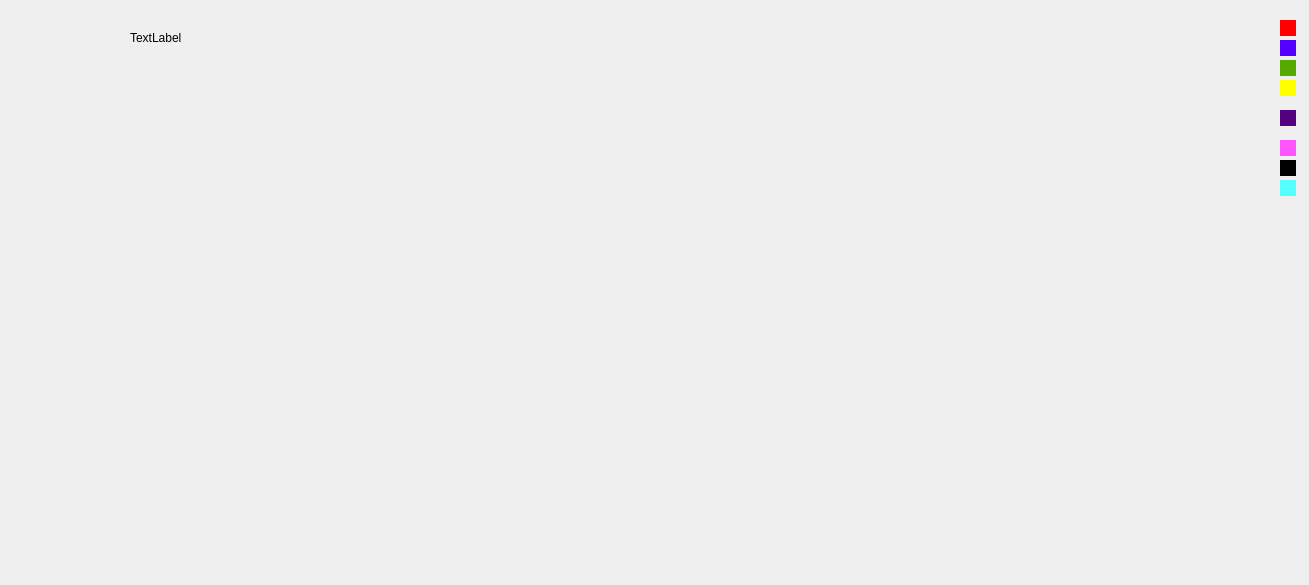
Old version of the form Game/board.ui in the repository BioBn/MonoPoly.
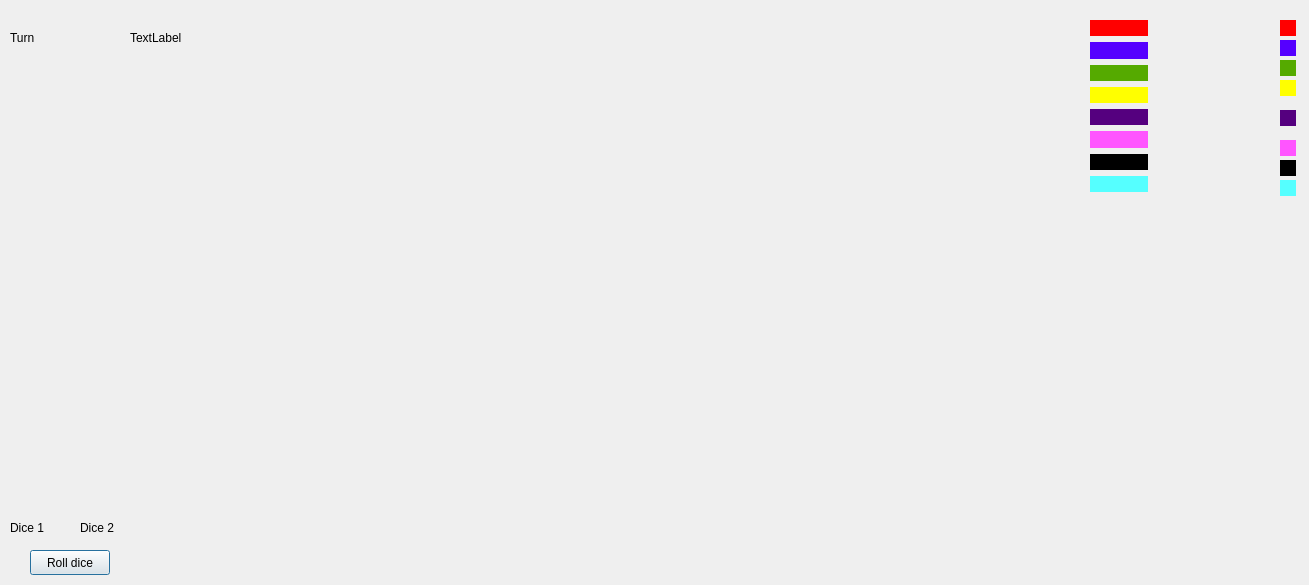
New version of the form.

```diff
--- a/Game/board.ui
+++ b/Game/board.ui
@@ -154,6 +154,223 @@
     <string/>
    </property>
   </widget>
+  <widget class="QPushButton" name="pushButton">
+   <property name="geometry">
+    <rect>
+     <x>30</x>
+     <y>550</y>
+     <width>80</width>
+     <height>25</height>
+    </rect>
+   </property>
+   <property name="text">
+    <string>Roll dice</string>
+   </property>
+  </widget>
+  <widget class="QLabel" name="turn">
+   <property name="geometry">
+    <rect>
+     <x>10</x>
+     <y>30</y>
+     <width>56</width>
+     <height>16</height>
+    </rect>
+   </property>
+   <property name="text">
+    <string>Turn</string>
+   </property>
+  </widget>
+  <widget class="QLabel" name="dice1">
+   <property name="geometry">
+    <rect>
+     <x>10</x>
+     <y>520</y>
+     <width>56</width>
+     <height>16</height>
+    </rect>
+   </property>
+   <property name="text">
+    <string>Dice 1</string>
+   </property>
+  </widget>
+  <widget class="QLabel" name="dice2">
+   <property name="geometry">
+    <rect>
+     <x>80</x>
+     <y>520</y>
+     <width>56</width>
+     <height>16</height>
+    </rect>
+   </property>
+   <property name="text">
+    <string>Dice 2</string>
+   </property>
+  </widget>
+  <widget class="QWidget" name="">
+   <property name="geometry">
+    <rect>
+     <x>1090</x>
+     <y>20</y>
+     <width>58</width>
+     <height>172</height>
+    </rect>
+   </property>
+   <layout class="QVBoxLayout" name="verticalLayout">
+    <item>
+     <widget class="QLabel" name="n1">
+      <property name="styleSheet">
+       <string notr="true">Background:rgb(255, 0, 0)</string>
+      </property>
+      <property name="text">
+       <string/>
+      </property>
+     </widget>
+    </item>
+    <item>
+     <widget class="QLabel" name="n2">
+      <property name="styleSheet">
+       <string notr="true">Background:rgb(85, 0, 255)</string>
+      </property>
+      <property name="text">
+       <string/>
+      </property>
+     </widget>
+    </item>
+    <item>
+     <widget class="QLabel" name="n3">
+      <property name="styleSheet">
+       <string notr="true">Background:rgb(85, 170, 0)</string>
+      </property>
+      <property name="text">
+       <string/>
+      </property>
+     </widget>
+    </item>
+    <item>
+     <widget class="QLabel" name="n4">
+      <property name="styleSheet">
+       <string notr="true">Background:rgb(255, 255, 0)</string>
+      </property>
+      <property name="text">
+       <string/>
+      </property>
+     </widget>
+    </item>
+    <item>
+     <widget class="QLabel" name="n5">
+      <property name="styleSheet">
+       <string notr="true">Background:rgb(85, 0, 127)</string>
+      </property>
+      <property name="text">
+       <string/>
+      </property>
+     </widget>
+    </item>
+    <item>
+     <widget class="QLabel" name="n6">
+      <property name="styleSheet">
+       <string notr="true">Background:rgb(255, 85, 255)</string>
+      </property>
+      <property name="text">
+       <string/>
+      </property>
+     </widget>
+    </item>
+    <item>
+     <widget class="QLabel" name="n7">
+      <property name="styleSheet">
+       <string notr="true">Background:rgb(0, 0, 0);
+color:rgb(255, 255, 255)</string>
+      </property>
+      <property name="text">
+       <string/>
+      </property>
+     </widget>
+    </item>
+    <item>
+     <widget class="QLabel" name="n8">
+      <property name="styleSheet">
+       <string notr="true">Background:rgb(85, 255, 255)</string>
+      </property>
+      <property name="text">
+       <string/>
+      </property>
+     </widget>
+    </item>
+   </layout>
+  </widget>
+  <widget class="QWidget" name="">
+   <property name="geometry">
+    <rect>
+     <x>1010</x>
+     <y>20</y>
+     <width>60</width>
+     <height>174</height>
+    </rect>
+   </property>
+   <layout class="QVBoxLayout" name="verticalLayout_3">
+    <item>
+     <layout class="QVBoxLayout" name="verticalLayout_2">
+      <item>
+       <widget class="QLabel" name="w1">
+        <property name="text">
+         <string/>
+        </property>
+       </widget>
+      </item>
+      <item>
+       <widget class="QLabel" name="w2">
+        <property name="text">
+         <string/>
+        </property>
+       </widget>
+      </item>
+      <item>
+       <widget class="QLabel" name="w3">
+        <property name="text">
+         <string/>
+        </property>
+       </widget>
+      </item>
+      <item>
+       <widget class="QLabel" name="w4">
+        <property name="text">
+         <string/>
+        </property>
+       </widget>
+      </item>
+      <item>
+       <widget class="QLabel" name="w5">
+        <property name="text">
+         <string/>
+        </property>
+       </widget>
+      </item>
+      <item>
+       <widget class="QLabel" name="w6">
+        <property name="text">
+         <string/>
+        </property>
+       </widget>
+      </item>
+      <item>
+       <widget class="QLabel" name="w7">
+        <property name="text">
+         <string/>
+        </property>
+       </widget>
+      </item>
+     </layout>
+    </item>
+    <item>
+     <widget class="QLabel" name="w8">
+      <property name="text">
+       <string/>
+      </property>
+     </widget>
+    </item>
+   </layout>
+  </widget>
  </widget>
  <resources/>
  <connections/>
```
